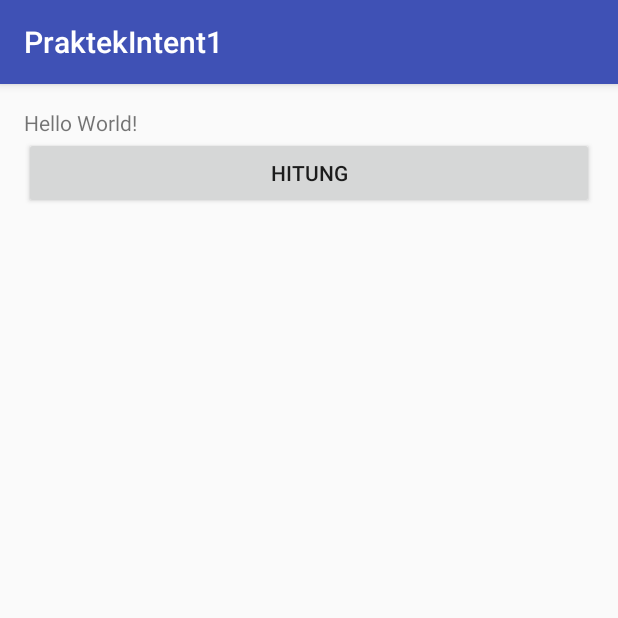
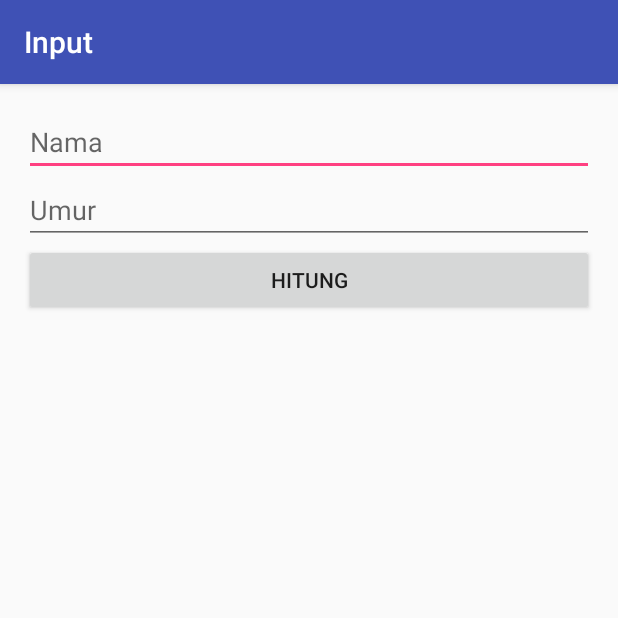
Before and after one commit to cikaandh/PraktekIntent1, an Android app: the screen it shows after launch (MainActivity), on a phone screen of 412 x 824 dp, the top half of it. Run offline under Robolectric (Android 15) with nearby library versions, the phone set to English and light mode, and no system bars.

Commit message:
startActivity Part 2

```diff
--- a/app/src/main/java/id/sch/smktelkom_mlg/learn/praktekintent1/MainActivity.java
+++ b/app/src/main/java/id/sch/smktelkom_mlg/learn/praktekintent1/MainActivity.java
@@ -5,21 +5,48 @@ import android.support.v7.app.AppCompatActivity;
 import android.os.Bundle;
 import android.view.MenuItem;
 import android.view.View;
+import android.widget.EditText;
 
 public class MainActivity extends AppCompatActivity {
 
+    public static final String NAMA = "Nama";
+    public static final String UMUR = "Umur";
+    EditText etNama, etUmur;
+
     @Override
-    protected void onCreate(Bundle savedInstanceState) {
+    protected void onCreate(Bundle savedInstanceState)
+    {
         super.onCreate(savedInstanceState);
         setContentView(R.layout.activity_main);
+
+        setTitle("Input");
+
+        etNama = (EditText) findViewById(R.id.editTextNama);
+        etUmur = (EditText) findViewById(R.id.editTextUmur);
 
         findViewById(R.id.buttonHitung).setOnClickListener(new View.OnClickListener() {
             @Override
             public void onClick(View v)
             {
-                startActivity(new Intent(MainActivity.this, HasilActivity.class));
+                goHasil();
             }
         });
+    }
+
+    private void goHasil()
+    {
+
+        String nama = etNama.getText().toString();
+        String umurStr = etUmur.getText().toString();
+
+        int umur = umurStr.isEmpty()?0:Integer.parseInt(umurStr);
+
+        Intent intent = new Intent(MainActivity.this, HasilActivity.class);
+        intent.putExtra(NAMA, nama);
+        intent.putExtra(UMUR, umur);
+
+        startActivity(intent);
+
     }
 
     @Override
--- a/app/src/main/res/layout/activity_main.xml
+++ b/app/src/main/res/layout/activity_main.xml
@@ -10,10 +10,21 @@
     android:orientation="vertical"
     tools:context="id.sch.smktelkom_mlg.learn.praktekintent1.MainActivity">
 
-    <TextView
+    <EditText
         android:layout_width="match_parent"
         android:layout_height="wrap_content"
-        android:text="Hello World!" />
+        android:inputType="textPersonName"
+        android:ems="10"
+        android:id="@+id/editTextNama"
+        android:hint="Nama"/>
+
+    <EditText
+        android:layout_width="match_parent"
+        android:layout_height="wrap_content"
+        android:inputType="numberSigned"
+        android:ems="10"
+        android:id="@+id/editTextUmur"
+        android:hint="Umur"/>
 
     <Button
         android:layout_width="match_parent"
```
Also changed, not shown: app/src/main/java/id/sch/smktelkom_mlg/learn/praktekintent1/HasilActivity.java (+15 -0 lines), app/src/main/res/layout/activity_hasil.xml (+8 -0 lines).
